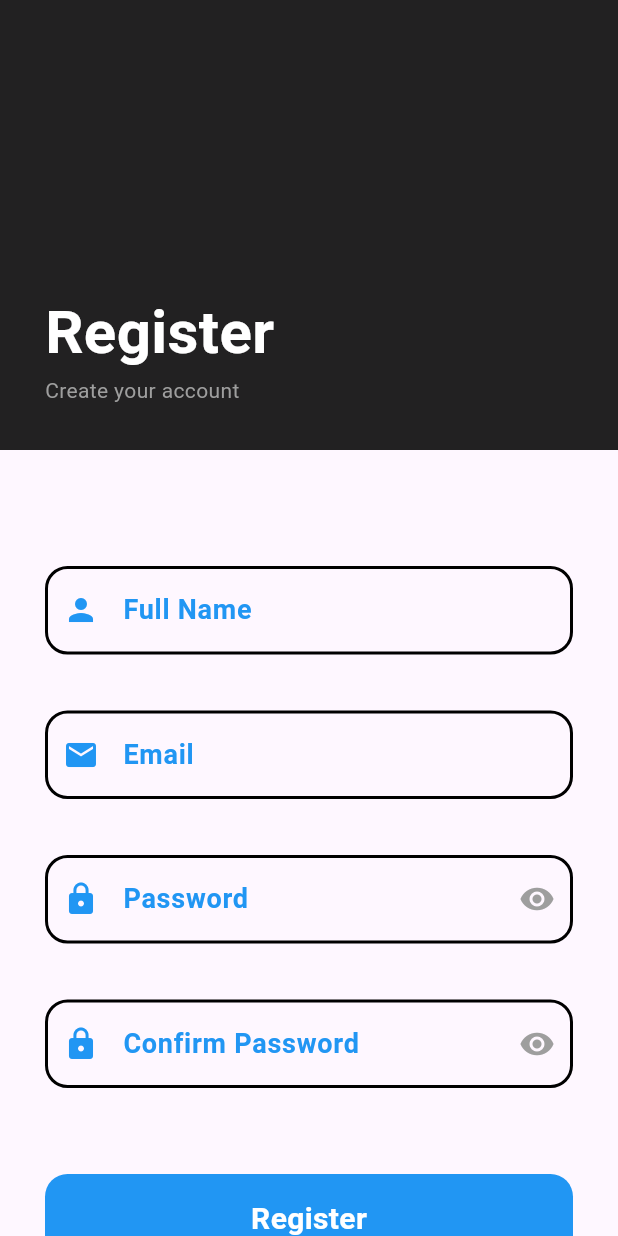
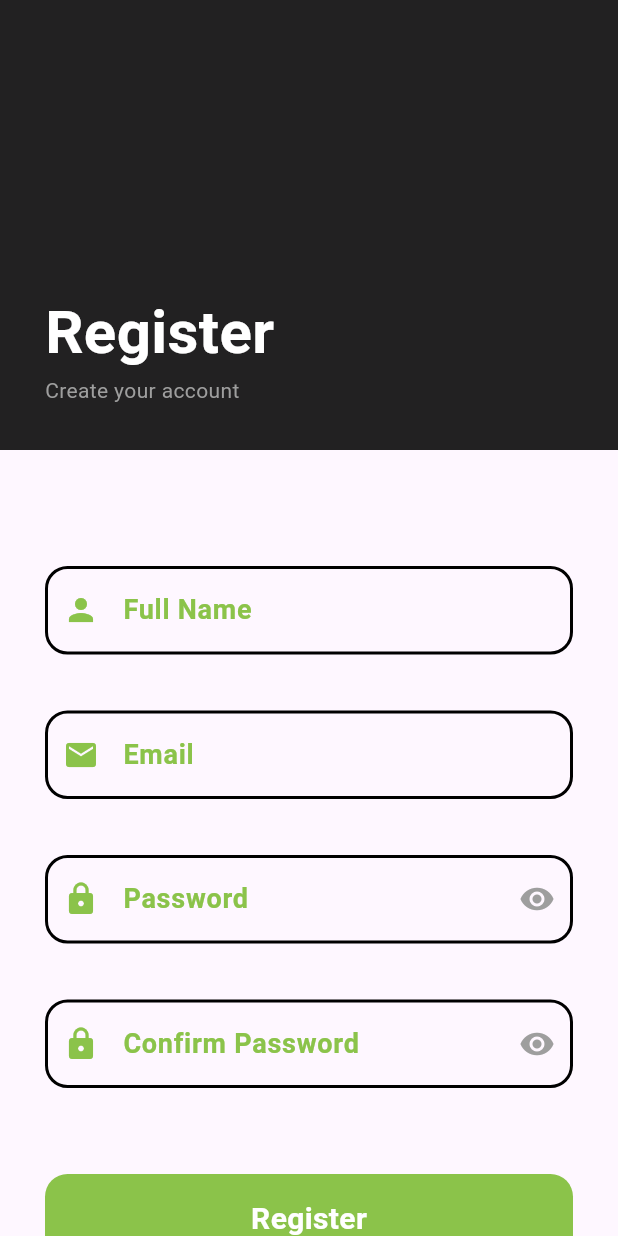
Before and after one commit to nada-gomaa14/ICT-HUB-task-3, a Flutter app: the screen it shows after launch, scrolled down 174 dp, after a tap on "Login", after a tap on "Register", on a phone screen of 412 x 824 dp. Run offline on Flutter 3.47's test engine with Material 3 defaults, Android fonts, the phone set to English and light mode, and no system bars; network calls fail.

Commit message:
fourth commit

```diff
--- a/lib/login_screen.dart
+++ b/lib/login_screen.dart
@@ -93,7 +93,7 @@ class _LoginScreenState extends State<LogInScreen> {
                         decoration: InputDecoration(
                           labelText: 'Email',
                           labelStyle: TextStyle(
-                            color: Colors.blue,
+                            color: Colors.lightGreen,
                             fontSize: 18,
                             fontWeight: FontWeight.bold
                           ),
@@ -103,7 +103,7 @@ class _LoginScreenState extends State<LogInScreen> {
                           ),
                           prefixIcon: Icon(
                             Icons.mail,
-                            color: Colors.blue,
+                            color: Colors.lightGreen,
                           ),
                           enabledBorder: OutlineInputBorder(
                             borderRadius: BorderRadius.all(Radius.circular(15)),
@@ -114,21 +114,21 @@ class _LoginScreenState extends State<LogInScreen> {
                           focusedBorder: OutlineInputBorder(
                             borderRadius: BorderRadius.all(Radius.circular(15)),
                             borderSide: BorderSide(
-                              color: Colors.blue,
+                              color: Colors.lightGreen,
                               width: 2
                             )
                           ),
                           errorBorder: OutlineInputBorder(
                             borderRadius: BorderRadius.all(Radius.circular(15)),
                             borderSide: BorderSide(
-                              color: Colors.blueAccent,
+                              color: Colors.green,
                               width: 5
                             )
                           ),
                           focusedErrorBorder: OutlineInputBorder(
                             borderRadius: BorderRadius.all(Radius.circular(15)),
                             borderSide: BorderSide(
-                              color: Colors.blueAccent,
+                              color: Colors.green,
                               width: 5
                             )
                           )
@@ -155,7 +155,7 @@ class _LoginScreenState extends State<LogInScreen> {
                         decoration: InputDecoration(
                           labelText: 'Password',
                           labelStyle: TextStyle(
-                            color: Colors.blue,
+                            color: Colors.lightGreen,
                             fontSize: 18,
                             fontWeight: FontWeight.bold
                           ),
@@ -165,7 +165,7 @@ class _LoginScreenState extends State<LogInScreen> {
                           ),
                           prefixIcon: Icon(
                             Icons.lock,
-                            color: Colors.blue,
+                            color: Colors.lightGreen,
                           ),
                           enabledBorder: OutlineInputBorder(
                             borderRadius: BorderRadius.all(Radius.circular(15)),
@@ -176,21 +176,21 @@ class _LoginScreenState extends State<LogInScreen> {
                           focusedBorder: OutlineInputBorder(
                             borderRadius: BorderRadius.all(Radius.circular(15)),
                             borderSide: BorderSide(
-                              color: Colors.blue,
+                              color: Colors.lightGreen,
                               width: 2
                             )
                           ),
                           errorBorder: OutlineInputBorder(
                             borderRadius: BorderRadius.all(Radius.circular(15)),
                             borderSide: BorderSide(
-                              color: Colors.blueAccent,
+                              color: Colors.green,
                               width: 5
                             )
                           ),
                           focusedErrorBorder: OutlineInputBorder(
                             borderRadius: BorderRadius.all(Radius.circular(15)),
                             borderSide: BorderSide(
-                              color: Colors.blueAccent,
+                              color: Colors.green,
                               width: 5
                             )
                           ),
@@ -211,7 +211,7 @@ class _LoginScreenState extends State<LogInScreen> {
                         child: Text(
                           'Forgot Password?',
                           style: TextStyle(
-                            color: Colors.blue,
+                            color: Colors.lightGreen,
                             fontSize: 18,
                             fontWeight: FontWeight.bold
                           ),
@@ -228,7 +228,7 @@ class _LoginScreenState extends State<LogInScreen> {
                           alignment: Alignment.center,
                           decoration: BoxDecoration(
                             borderRadius: BorderRadius.all(Radius.circular(15)),
-                            color: Colors.blue,
+                            color: Colors.lightGreen,
                           ),
                           height: 60,
                           width: double.infinity,
@@ -358,7 +358,7 @@ class _LoginScreenState extends State<LogInScreen> {
                       child: Text(
                         'Register',
                         style: TextStyle(
-                            color: Colors.blue,
+                            color: Colors.lightGreen,
                             fontSize: 18,
                             fontWeight: FontWeight.bold
                         ),
--- a/lib/register_screen.dart
+++ b/lib/register_screen.dart
@@ -86,7 +86,7 @@ class _RegisterScreenState extends State<RegisterScreen> {
                         decoration: InputDecoration(
                           labelText: 'Full Name',
                           labelStyle: TextStyle(
-                            color: Colors.blue,
+                            color: Colors.lightGreen,
                             fontSize: 18,
                             fontWeight: FontWeight.bold
                           ),
@@ -96,7 +96,7 @@ class _RegisterScreenState extends State<RegisterScreen> {
                           ),
                           prefixIcon: Icon(
                             Icons.person,
-                            color: Colors.blue,
+                            color: Colors.lightGreen,
                           ),
                           enabledBorder: OutlineInputBorder(
                             borderRadius: BorderRadius.all(Radius.circular(15)),
@@ -107,21 +107,21 @@ class _RegisterScreenState extends State<RegisterScreen> {
                           focusedBorder: OutlineInputBorder(
                             borderRadius: BorderRadius.all(Radius.circular(15)),
                             borderSide: BorderSide(
-                              color: Colors.blue,
+                              color: Colors.lightGreen,
                               width: 2
                             )
                           ),
                           errorBorder: OutlineInputBorder(
                             borderRadius: BorderRadius.all(Radius.circular(15)),
                             borderSide: BorderSide(
-                              color: Colors.blueAccent,
+                              color: Colors.green,
                               width: 5
                             )
                           ),
                           focusedErrorBorder: OutlineInputBorder(
                             borderRadius: BorderRadius.all(Radius.circular(15)),
                             borderSide: BorderSide(
-                              color: Colors.blueAccent,
+                              color: Colors.green,
                               width: 5
                             )
                           )
@@ -144,7 +144,7 @@ class _RegisterScreenState extends State<RegisterScreen> {
                         decoration: InputDecoration(
                           labelText: 'Email',
                           labelStyle: TextStyle(
-                            color: Colors.blue,
+                            color: Colors.lightGreen,
                             fontSize: 18,
                             fontWeight: FontWeight.bold
                           ),
@@ -154,7 +154,7 @@ class _RegisterScreenState extends State<RegisterScreen> {
                           ),
                           prefixIcon: Icon(
                             Icons.mail,
-                            color: Colors.blue,
+                            color: Colors.lightGreen,
                           ),
                           enabledBorder: OutlineInputBorder(
                             borderRadius: BorderRadius.all(Radius.circular(15)),
@@ -165,21 +165,21 @@ class _RegisterScreenState extends State<RegisterScreen> {
                           focusedBorder: OutlineInputBorder(
                             borderRadius: BorderRadius.all(Radius.circular(15)),
                             borderSide: BorderSide(
-                              color: Colors.blue,
+                              color: Colors.lightGreen,
                               width: 2
                             )
                           ),
                           errorBorder: OutlineInputBorder(
                             borderRadius: BorderRadius.all(Radius.circular(15)),
                             borderSide: BorderSide(
-                              color: Colors.blueAccent,
+                              color: Colors.green,
                               width: 5
                             )
                           ),
                           focusedErrorBorder: OutlineInputBorder(
                             borderRadius: BorderRadius.all(Radius.circular(15)),
                             borderSide: BorderSide(
-                              color: Colors.blueAccent,
+                              color: Colors.green,
                               width: 5
                             )
                           )
@@ -207,7 +207,7 @@ class _RegisterScreenState extends State<RegisterScreen> {
                         decoration: InputDecoration(
                           labelText: 'Password',
                           labelStyle: TextStyle(
-                            color: Colors.blue,
+                            color: Colors.lightGreen,
                             fontSize: 18,
                             fontWeight: FontWeight.bold
                           ),
@@ -217,7 +217,7 @@ class _RegisterScreenState extends State<RegisterScreen> {
                           ),
                           prefixIcon: Icon(
                             Icons.lock,
-                            color: Colors.blue,
+                            color: Colors.lightGreen,
                           ),
                           enabledBorder: OutlineInputBorder(
                             borderRadius: BorderRadius.all(Radius.circular(15)),
@@ -228,21 +228,21 @@ class _RegisterScreenState extends State<RegisterScreen> {
                           focusedBorder: OutlineInputBorder(
                             borderRadius: BorderRadius.all(Radius.circular(15)),
                             borderSide: BorderSide(
-                              color: Colors.blue,
+                              color: Colors.lightGreen,
                               width: 2
                             )
                           ),
                           errorBorder: OutlineInputBorder(
                             borderRadius: BorderRadius.all(Radius.circular(15)),
                             borderSide: BorderSide(
-                              color: Colors.blueAccent,
+                              color: Colors.green,
                               width: 5
                             )
                           ),
                           focusedErrorBorder: OutlineInputBorder(
                             borderRadius: BorderRadius.all(Radius.circular(15)),
                             borderSide: BorderSide(
-                              color: Colors.blueAccent,
+                              color: Colors.green,
                               width: 5
                             )
                           ),
@@ -275,7 +275,7 @@ class _RegisterScreenState extends State<RegisterScreen> {
                         decoration: InputDecoration(
                           labelText: 'Confirm Password',
                           labelStyle: TextStyle(
-                            color: Colors.blue,
+                            color: Colors.lightGreen,
                             fontSize: 18,
                             fontWeight: FontWeight.bold
                           ),
@@ -285,7 +285,7 @@ class _RegisterScreenState extends State<RegisterScreen> {
                           ),
                           prefixIcon: Icon(
                             Icons.lock,
-                            color: Colors.blue,
+                            color: Colors.lightGreen,
                           ),
                           enabledBorder: OutlineInputBorder(
                             borderRadius: BorderRadius.all(Radius.circular(15)),
@@ -296,21 +296,21 @@ class _RegisterScreenState extends State<RegisterScreen> {
                           focusedBorder: OutlineInputBorder(
                             borderRadius: BorderRadius.all(Radius.circular(15)),
                             borderSide: BorderSide(
-                              color: Colors.blue,
+                              color: Colors.green,
                               width: 2
                             )
                           ),
                           errorBorder: OutlineInputBorder(
                             borderRadius: BorderRadius.all(Radius.circular(15)),
                             borderSide: BorderSide(
-                              color: Colors.blueAccent,
+                              color: Colors.green,
                               width: 5
                             )
                           ),
                           focusedErrorBorder: OutlineInputBorder(
                             borderRadius: BorderRadius.all(Radius.circular(15)),
                             borderSide: BorderSide(
-                              color: Colors.blueAccent,
+                              color: Colors.green,
                               width: 5
                             )
                           ),
@@ -340,7 +340,7 @@ class _RegisterScreenState extends State<RegisterScreen> {
                           alignment: Alignment.center,
                           decoration: BoxDecoration(
                             borderRadius: BorderRadius.all(Radius.circular(15)),
-                            color: Colors.blue,
+                            color: Colors.lightGreen,
                           ),
                           height: 60,
                           width: double.infinity,
@@ -384,7 +384,7 @@ class _RegisterScreenState extends State<RegisterScreen> {
                       child: Text(
                         'Login',
                         style: TextStyle(
-                            color: Colors.blue,
+                            color: Colors.lightGreen,
                             fontSize: 18,
                             fontWeight: FontWeight.bold
                         ),
```
